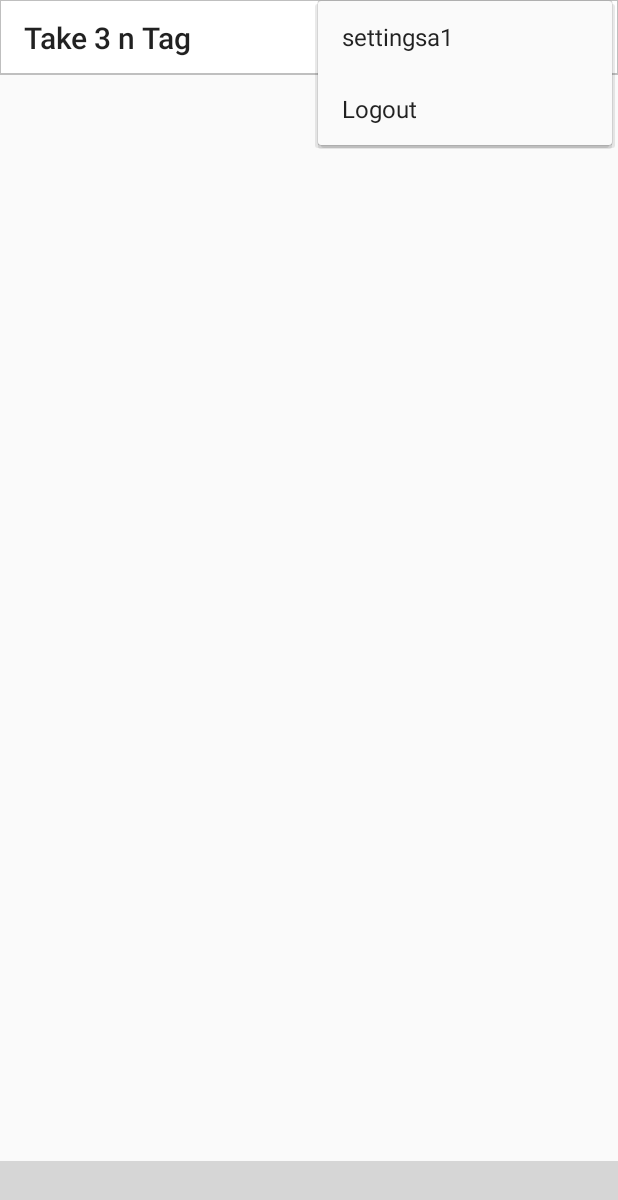
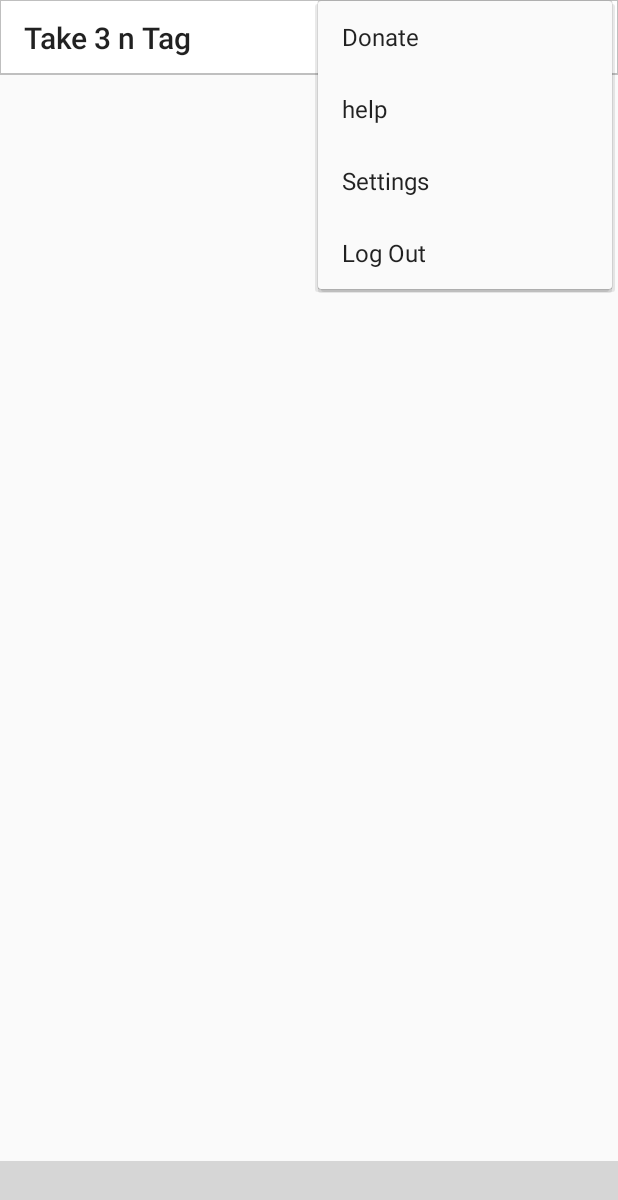
Before and after one commit to Nathancodewars/Take3, an Android app: the screen it shows after launch (homePageActivity), with the options menu open, on a phone screen of 412 x 824 dp. Shown: the top 1200 px of the screen. Run offline under Robolectric (Android 15) with nearby library versions, the phone set to English and light mode, and no system bars; libraries missing offline, so code that uses them is left out: com.ittianyu.bottomnavigationviewex; plain views replace BottomNavigationViewEx; 6 statements that could not run were skipped; grey boxes are pictures that could not be loaded.

Commit message:
update 06/10

```diff
--- a/app/src/main/AndroidManifest.xml
+++ b/app/src/main/AndroidManifest.xml
@@ -33,6 +33,11 @@
         <activity android:name=".activity.homepage.aboutUsActivity" />
 
 
+        <activity android:name=".activity.menuFiles.donateActivity" />
+
+        <activity android:name=".activity.menuFiles.settingsActivity" />
+
+
 
     </application>
 
--- a/app/src/main/java/com/example/nath/take3app/activity/homepage/homePageActivity.java
+++ b/app/src/main/java/com/example/nath/take3app/activity/homepage/homePageActivity.java
@@ -10,6 +10,7 @@ import android.view.MenuItem;
 
 import com.example.nath.take3app.R;
 import com.example.nath.take3app.activity.utility.bottomNavigationViewHelper;
+import com.example.nath.take3app.activity.utility.topRightMenuHelper;
 import com.ittianyu.bottomnavigationviewex.BottomNavigationViewEx;
 
 public class homePageActivity extends AppCompatActivity {
@@ -23,7 +24,10 @@ public class homePageActivity extends AppCompatActivity {
         super.onCreate(savedInstanceState);
         setContentView(R.layout.activity_home);
         Log.d(TAG, "onCreate: Starting.");
+
+
         setupBottomNavigationView();
+        setUpToolBar();
     }
 
 
@@ -49,26 +53,13 @@ public class homePageActivity extends AppCompatActivity {
     /*
     * Setup Top right nav
      */
+
     private void setUpToolBar(){
         Toolbar toolbar = (Toolbar) findViewById(R.id.topTabs);
         setSupportActionBar(toolbar);
 
-        toolbar.setOnMenuItemClickListener(new Toolbar.OnMenuItemClickListener(){
-            @Override
-            public boolean onMenuItemClick(MenuItem item){
-                Log.d(TAG, "OnMenuItemClick: clicked menu item " + item);
-                switch(item.getItemId()){
-                    case R.id.action_settings:
-                        Log.d(TAG, "onMenuItemClick: Navigating to action setting.");
-                }
-                return false;
-            }
-
-
-        });
+        topRightMenuHelper.enableToolBar(mContext, toolbar);
     }
-
-
 
 
     @Override
@@ -76,4 +67,5 @@ public class homePageActivity extends AppCompatActivity {
         getMenuInflater().inflate(R.menu.top_right_menu, menu);
         return true;
     }
+
 }
--- a/app/src/main/java/com/example/nath/take3app/activity/utility/bottomNavigationViewHelper.java
+++ b/app/src/main/java/com/example/nath/take3app/activity/utility/bottomNavigationViewHelper.java
@@ -50,8 +50,6 @@ public class bottomNavigationViewHelper {
 
 
                 }
-
-
                 return false;
 
             }
--- a/app/src/main/res/menu/top_right_menu.xml
+++ b/app/src/main/res/menu/top_right_menu.xml
@@ -4,14 +4,21 @@
 
 
     <item
-        android:id="@+id/action_settings"
-        android:icon="@android:drawable/ic_menu_preferences"
-        android:title="settingsa1" />
+        android:id="@+id/action_donate"
+        android:title="Donate" />
 
     <item
         android:id="@+id/action_help"
-        android:icon="@android:drawable/ic_menu_help"
-        android:title="Logout" />
+        android:title="help" />
+
+    <item
+        android:id="@+id/action_settings"
+        android:title="Settings" />
+
+
+    <item
+        android:id="@+id/action_Logout"
+        android:title="Log Out" />
 
 
 
```
Also changed, not shown: app/src/main/java/com/example/nath/take3app/activity/menuFiles/donateActivity.java (added, +48 -0 lines), app/src/main/java/com/example/nath/take3app/activity/menuFiles/settingsActivity.java (added, +47 -0 lines), app/src/main/java/com/example/nath/take3app/activity/utility/topRightMenuHelper.java (added, +55 -0 lines), app/src/main/res/layout/activity_donate.xml (added, +57 -0 lines), app/src/main/res/values/strings.xml (+5 -2 lines).
